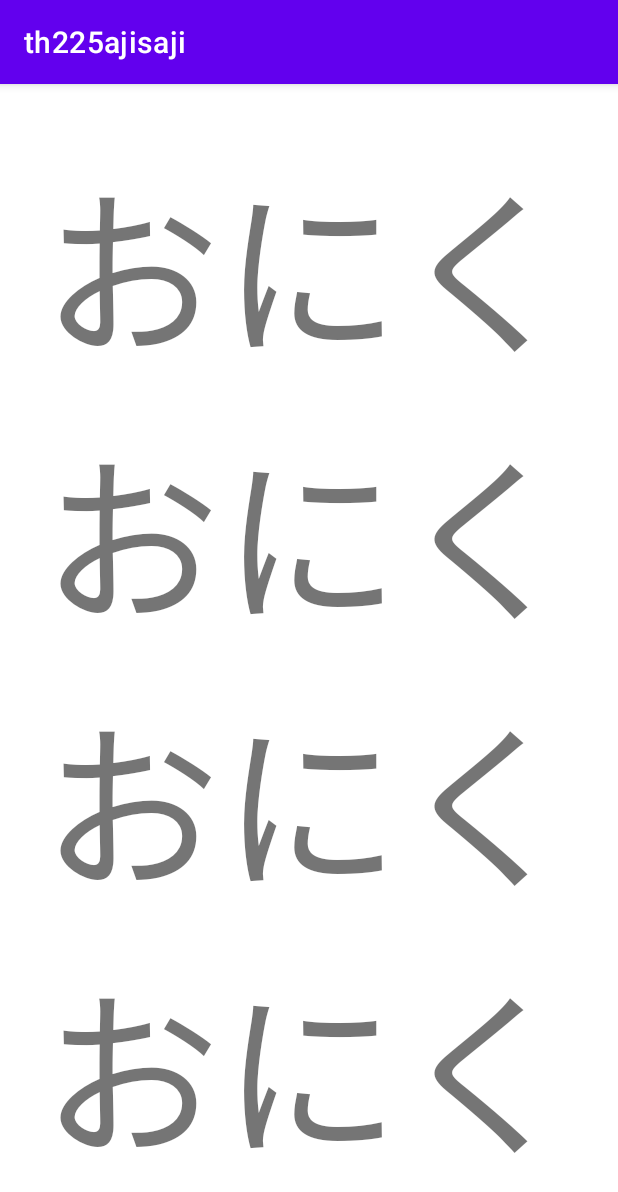
After one commit to keihayashibe3/th225ajisaji, an Android app: the fragment OnikuFragment shown on its own in the app's theme, on a phone screen of 412 x 824 dp. The commit adds this screen. Shown: the top 1192 px of the screen. Run offline under Robolectric (Android 15) with nearby library versions, the phone set to English and light mode, and no system bars.

Commit message:
フラグメントtest　動作未確認

```diff
--- a/app/src/main/AndroidManifest.xml
+++ b/app/src/main/AndroidManifest.xml
@@ -13,6 +13,7 @@
         android:theme="@style/Theme.Th225ajisaji"
         tools:targetApi="31">
         <activity
+
             android:name=".MainActivity"
             android:exported="true"
             android:label="@string/app_name">
@@ -26,6 +27,8 @@
                 android:name="android.app.lib_name"
                 android:value="" />
         </activity>
+
+
     </application>
 
 </manifest>
--- a/app/src/main/java/com/example/th225ajisaji/MainActivity.java
+++ b/app/src/main/java/com/example/th225ajisaji/MainActivity.java
@@ -1,6 +1,8 @@
 package com.example.th225ajisaji;
 
+import android.content.Intent;
 import android.os.Bundle;
+import android.view.View;
 
 import com.google.android.material.bottomnavigation.BottomNavigationView;
 
@@ -33,5 +35,7 @@ public class MainActivity extends AppCompatActivity {
         NavigationUI.setupActionBarWithNavController(this, navController, appBarConfiguration);
         NavigationUI.setupWithNavController(binding.navView, navController);
     }
+
+
     //matsue hayashibe
 }
--- /dev/null
+++ b/app/src/main/java/com/example/th225ajisaji/OnikuFragment.java
@@ -0,0 +1,31 @@
+package com.example.th225ajisaji;
+
+import android.os.Bundle;
+import android.view.LayoutInflater;
+import android.view.View;
+import android.view.ViewGroup;
+import android.widget.TextView;
+
+import androidx.annotation.NonNull;
+import androidx.fragment.app.Fragment;
+import androidx.lifecycle.ViewModelProvider;
+
+import com.example.th225ajisaji.databinding.FragmentOnikuBinding;
+import com.example.th225ajisaji.databinding.FragmentSerachBinding;
+
+public class OnikuFragment extends Fragment {
+
+    // OnikuのViewを生成して返す
+    @Override
+    public View onCreateView(@NonNull LayoutInflater inflater,
+                             ViewGroup container,
+                             Bundle savedInstanceState) {
+
+        return inflater.inflate(R.layout.fragment_oniku,
+                container, false);
+    }
+
+
+
+
+}
--- /dev/null
+++ b/app/src/main/res/layout/fragment_oniku.xml
@@ -0,0 +1,23 @@
+<?xml version="1.0" encoding="utf-8"?>
+<androidx.constraintlayout.widget.ConstraintLayout xmlns:android="http://schemas.android.com/apk/res/android"
+    xmlns:app="http://schemas.android.com/apk/res-auto"
+    xmlns:tools="http://schemas.android.com/tools"
+    android:layout_width="match_parent"
+    android:layout_height="match_parent"
+    >
+
+    <TextView
+
+        android:layout_width="match_parent"
+        android:layout_height="wrap_content"
+        android:layout_marginStart="8dp"
+        android:layout_marginTop="8dp"
+        android:layout_marginEnd="8dp"
+        android:textAlignment="center"
+        android:textSize="120sp"
+        android:text="おにくおにくおにくおにく"
+        app:layout_constraintBottom_toBottomOf="parent"
+        app:layout_constraintEnd_toEndOf="parent"
+        app:layout_constraintStart_toStartOf="parent"
+        app:layout_constraintTop_toTopOf="parent" />
+</androidx.constraintlayout.widget.ConstraintLayout>
--- a/app/src/main/res/layout/fragment_serach.xml
+++ b/app/src/main/res/layout/fragment_serach.xml
@@ -46,6 +46,8 @@
                 android:text=" お肉"
                 style="@style/Search_textStyle"
                 android:drawableLeft="@drawable/testicon"
+                android:onClick="onOniku"
+
                 />
 
             <TextView
--- a/app/src/main/res/values/strings.xml
+++ b/app/src/main/res/values/strings.xml
@@ -4,4 +4,6 @@
     <string name="title_search">search</string>
     <string name="title_favorite">favorite</string>
     <string name="title_setting">Setting</string>
+    <!-- TODO: Remove or change this placeholder text -->
+    <string name="hello_blank_fragment">Hello blank fragment</string>
 </resources>
```
